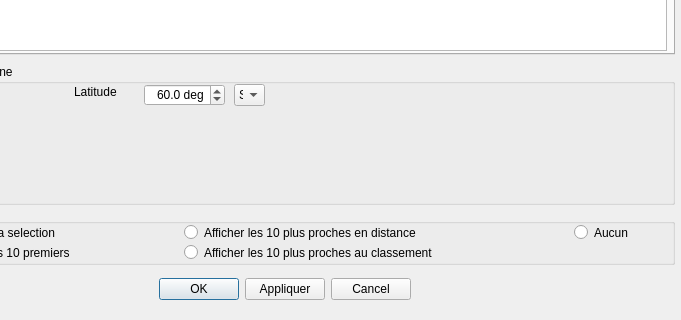
This is src/Ui/race_dialog.ui in nohal/qtVlm as Qt 5 draws it before an edit; both pictures show x 126 to 807 and y 336 to 656 of the 807 by 656 pixel window. The edited form follows.
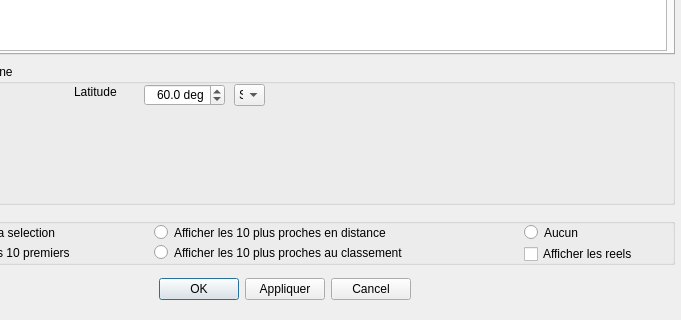
This is the edited form.

Commit message: add real boat position if available various cosmetic fixes various small improvements

What changed in the file:
```diff
--- a/src/Ui/race_dialog.ui
+++ b/src/Ui/race_dialog.ui
@@ -378,7 +378,7 @@
     <widget class="QRadioButton" name="button10distance">
      <property name="geometry">
       <rect>
-       <x>290</x>
+       <x>260</x>
        <y>20</y>
        <width>361</width>
        <height>17</height>
@@ -391,7 +391,7 @@
     <widget class="QRadioButton" name="button10ranking">
      <property name="geometry">
       <rect>
-       <x>290</x>
+       <x>260</x>
        <y>40</y>
        <width>371</width>
        <height>17</height>
@@ -404,7 +404,7 @@
     <widget class="QRadioButton" name="buttonNone">
      <property name="geometry">
       <rect>
-       <x>680</x>
+       <x>630</x>
        <y>20</y>
        <width>82</width>
        <height>17</height>
@@ -414,6 +414,22 @@
       <string>Aucun</string>
      </property>
     </widget>
+    <widget class="QCheckBox" name="buttonReal">
+     <property name="geometry">
+      <rect>
+       <x>630</x>
+       <y>40</y>
+       <width>151</width>
+       <height>20</height>
+      </rect>
+     </property>
+     <property name="toolTip">
+      <string>Cette information peut ne pas etre disponible</string>
+     </property>
+     <property name="text">
+      <string>Afficher les reels</string>
+     </property>
+    </widget>
    </widget>
    <widget class="QWidget" name="layoutWidget">
     <property name="geometry">
```
Left out of the diff: 21 changed lines with no effect on the pictures. The commit also changes 21 other files.
